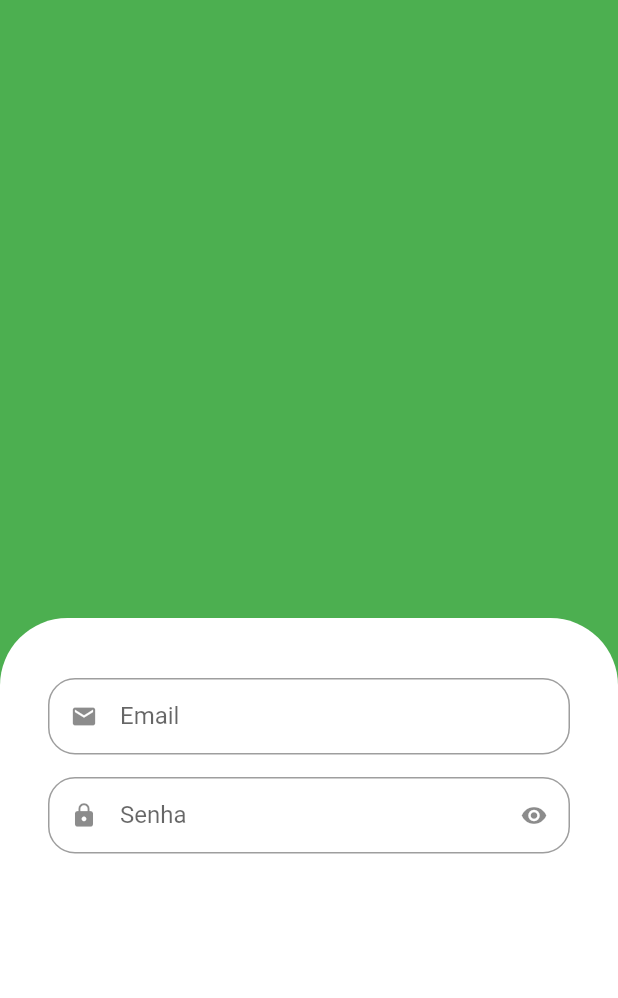
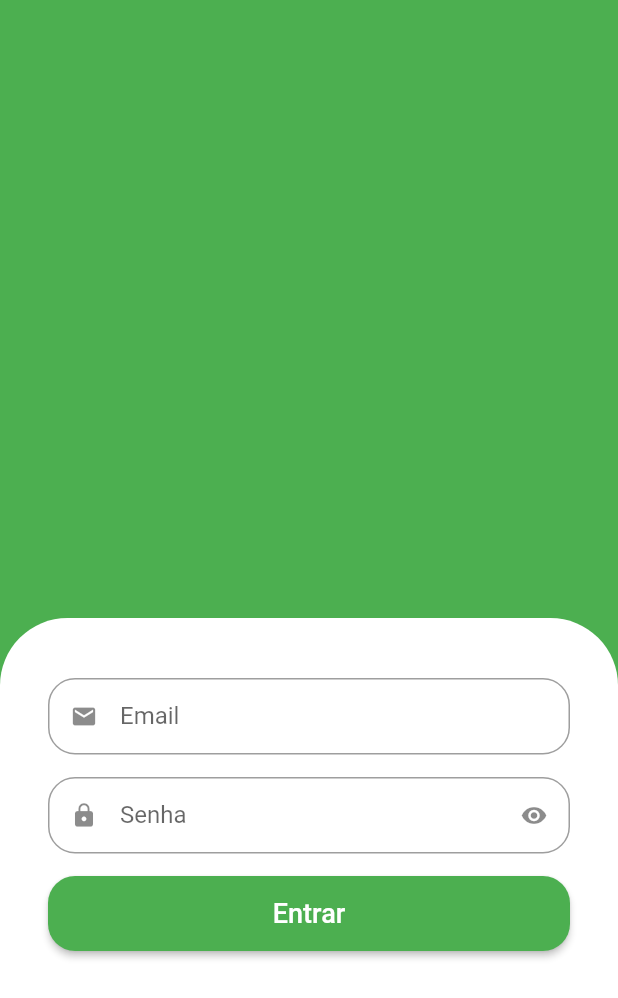
Before and after one commit to wilker123/App_Grocer, a Flutter app: the screen it shows after launch, on a phone screen of 412 x 824 dp. Shown: the top 998 px of the screen. Run offline on Flutter 3.47's test engine with Material 2 defaults, Android fonts, the phone set to English and light mode, and no system bars.

Commit message:
Created ElevatedButton log in

```diff
--- a/greengrocer/lib/src/auth/sign_in_screen.dart
+++ b/greengrocer/lib/src/auth/sign_in_screen.dart
@@ -25,15 +25,33 @@ class SignInScreen extends StatelessWidget {
                 ),
               ),
               child: Column(
+                crossAxisAlignment: CrossAxisAlignment.stretch,
                 children: [
-                  CustomTextField(
+                  const CustomTextField(
                     icon: Icons.email,
                     label: "Email",
                   ),
-                  CustomTextField(
+                  const CustomTextField(
                     icon: Icons.lock,
                     label: "Senha",
                     isSecret: true,
+                  ),
+                  SizedBox(
+                    height: 50,
+                    child: ElevatedButton(
+                      style: ElevatedButton.styleFrom(
+                        shape: RoundedRectangleBorder(
+                          borderRadius: BorderRadius.circular(18),
+                        ),
+                      ),
+                      onPressed: () {},
+                      child: const Text(
+                        "Entrar",
+                        style: TextStyle(
+                          fontSize: 18,
+                        ),
+                      ),
+                    ),
                   ),
                 ],
               ),
```
